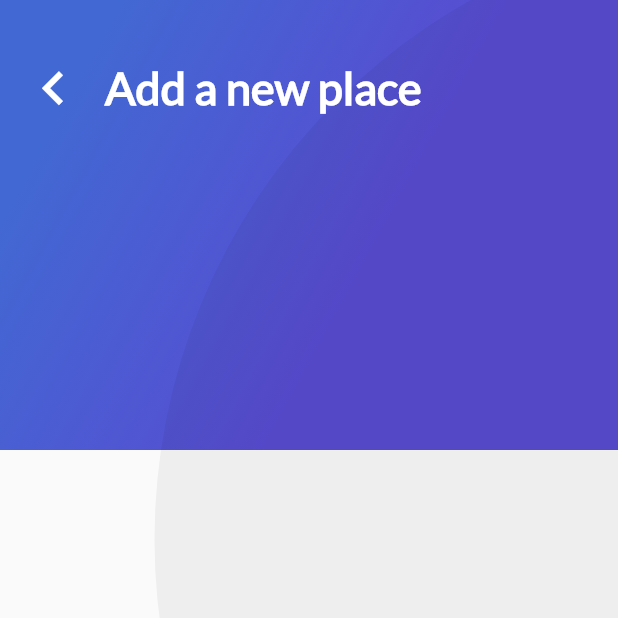
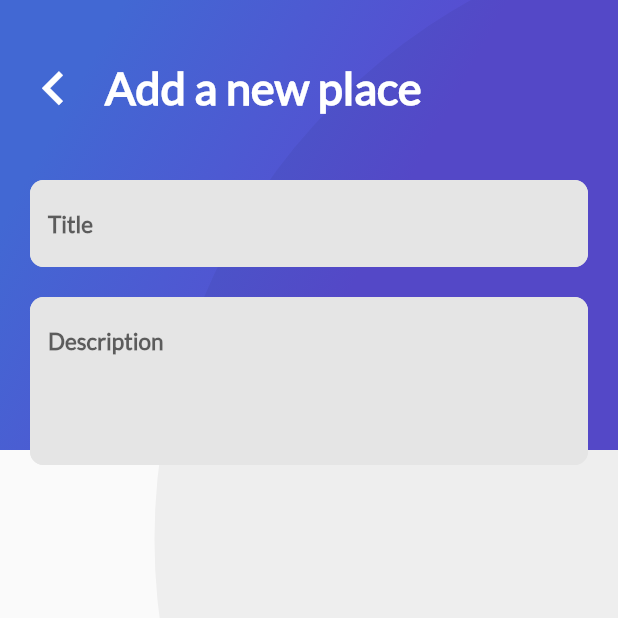
Before and after one commit to guetteman/places, a Flutter app: the AddPlaceScreen screen opened directly, on a phone screen of 412 x 824 dp, the top half of it. Run offline on Flutter 3.47's test engine with Material 2 defaults, Android fonts, the phone set to English and light mode, and no system bars; our stand-ins replace cloud_firestore, firebase_auth, google_sign_in; missing offline and left inert: generic_bloc_provider; accounts and stored records are empty.

Commit message:
add inputs

```diff
--- a/lib/Place/ui/screens/add_place_screen.dart
+++ b/lib/Place/ui/screens/add_place_screen.dart
@@ -3,6 +3,7 @@ import 'dart:io';
 import 'package:flutter/material.dart';
 import 'package:places/widgets/gradient_background.dart';
 import 'package:places/widgets/header_title.dart';
+import 'package:places/widgets/text_input.dart';
 
 class AddPlaceScreen extends StatefulWidget {
 
@@ -18,6 +19,9 @@ class AddPlaceScreen extends StatefulWidget {
 }
 
 class _AddPlaceScreen extends State<AddPlaceScreen> {
+
+  final titleController = TextEditingController();
+  final descriptionController = TextEditingController();
 
   @override
   Widget build(BuildContext context) {
@@ -49,6 +53,29 @@ class _AddPlaceScreen extends State<AddPlaceScreen> {
                 )
               )
             ],
+          ),
+          Container(
+            margin: EdgeInsets.only(top: 120.0, bottom: 20.0),
+            child: ListView(
+              children: <Widget>[
+                Container(),
+                Container(
+                  margin: EdgeInsets.only(bottom: 20.0),
+                  child: TextInput(
+                      hintText: "Title",
+                      inputType: null,
+                      maxLines: 1,
+                      controller: titleController
+                  ),
+                ),
+                TextInput(
+                  hintText: "Description",
+                  inputType: TextInputType.multiline,
+                  maxLines: 4,
+                  controller: descriptionController
+                ),
+              ],
+            ),
           )
         ],
       ),
--- /dev/null
+++ b/lib/widgets/text_input.dart
@@ -0,0 +1,51 @@
+import 'package:flutter/material.dart';
+
+class TextInput extends StatelessWidget {
+
+  final String hintText;
+  final TextInputType inputType;
+  final TextEditingController controller;
+  int maxLines = 1;
+
+  TextInput({
+    Key key,
+    @required this.hintText,
+    @required this.inputType,
+    @required this.controller,
+    this.maxLines
+  });
+
+
+  @override
+  Widget build(BuildContext context) {
+    return Container(
+      padding: EdgeInsets.only(right: 20.0, left: 20.0),
+      child: TextField(
+        controller: this.controller,
+        keyboardType: this.inputType,
+        maxLines: this.maxLines,
+        style: TextStyle(
+          fontSize: 15.0,
+          fontFamily: "Lato",
+          color: Colors.blueGrey,
+          fontWeight: FontWeight.bold
+        ),
+        decoration: InputDecoration(
+          filled: true,
+          fillColor: Color(0xFFe5e5e5),
+          border: InputBorder.none,
+          hintText: this.hintText,
+          enabledBorder: OutlineInputBorder(
+            borderSide: BorderSide(color: Color(0xFFe5e5e5)),
+            borderRadius: BorderRadius.all(Radius.circular(9.0))
+          ),
+          focusedBorder: OutlineInputBorder(
+              borderSide: BorderSide(color: Color(0xFFe5e5e5)),
+              borderRadius: BorderRadius.all(Radius.circular(9.0))
+          ),
+        ),
+      ),
+    );
+  }
+
+}
```
